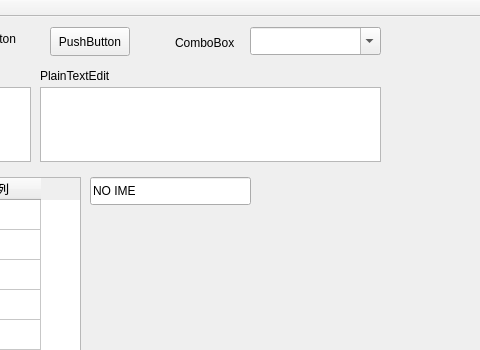
Above: sample/mainwindow.ui from liigo/qte_ime before the change; both pictures show x 320 to 800 and y 0 to 350 of the 800 by 480 pixel window. Below: the same form after it.
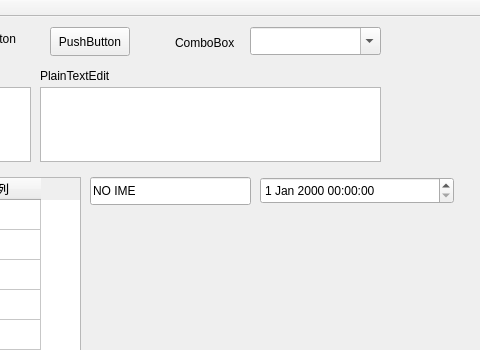
That is the form after the change.

Commit message: sample窗口增加日期框

```diff
--- a/sample/mainwindow.ui
+++ b/sample/mainwindow.ui
@@ -204,6 +204,16 @@
      <string>NO IME</string>
     </property>
    </widget>
+   <widget class="QDateTimeEdit" name="dateTimeEdit">
+    <property name="geometry">
+     <rect>
+      <x>580</x>
+      <y>160</y>
+      <width>194</width>
+      <height>27</height>
+     </rect>
+    </property>
+   </widget>
   </widget>
   <widget class="QMenuBar" name="menuBar">
    <property name="geometry">
```
Left out of the diff: 2 changed lines with no effect on the pictures.
